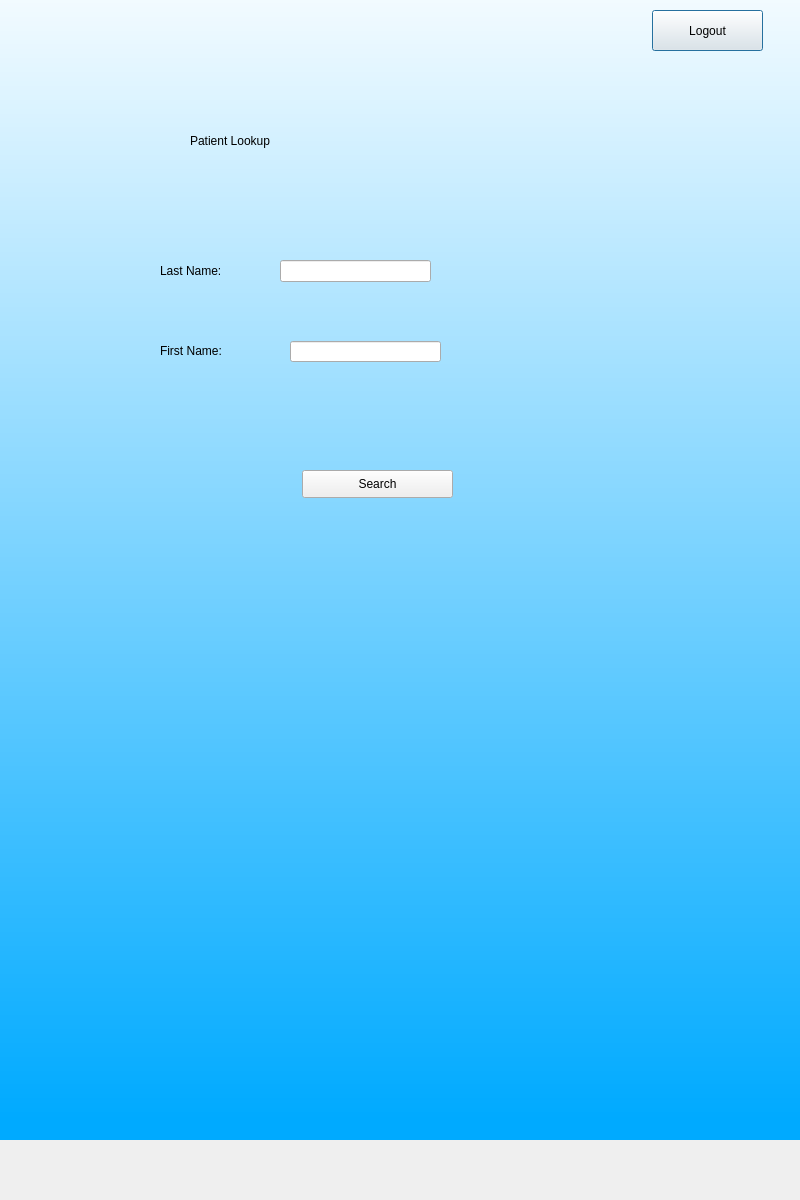
Before: the Qt Designer form patientsearch.ui in AlexHarbaugh1/CS499, drawn with Qt 5.
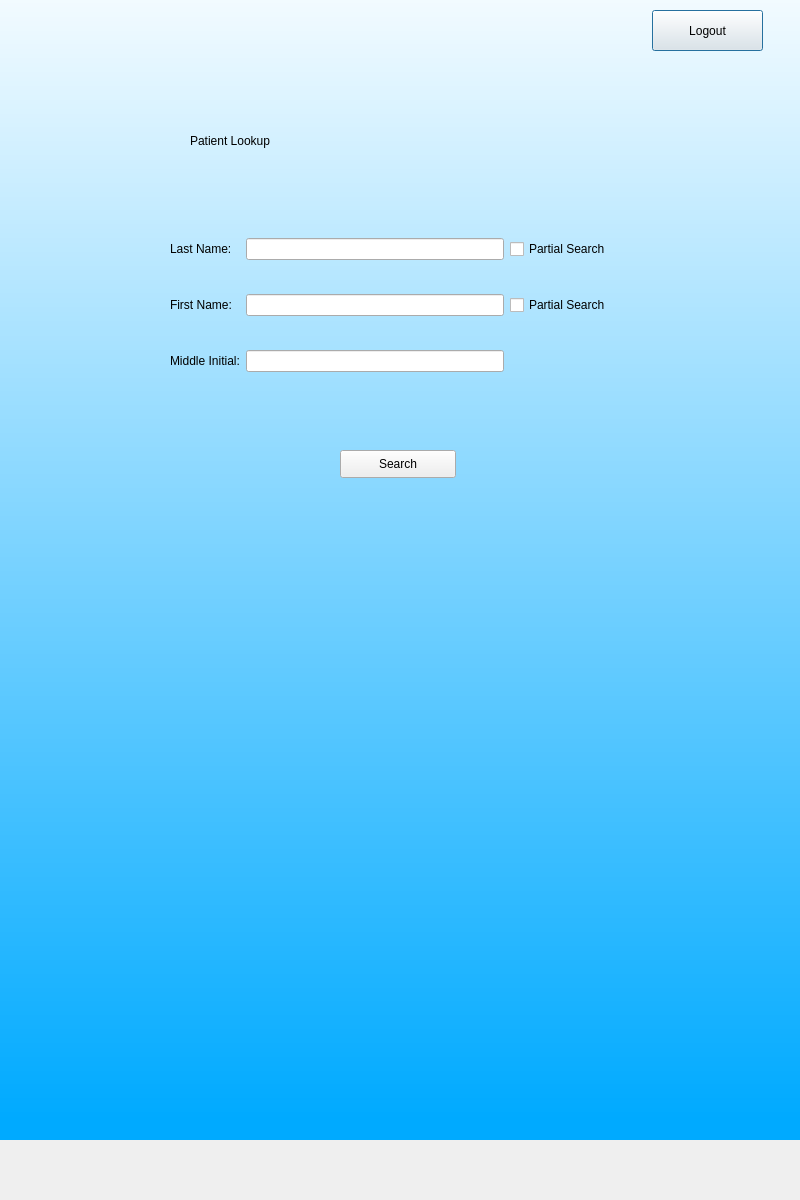
After: the same form once the commit is applied.

Commit message:
new screens with admin and checkboxes
not too happy with the insert staff/patient screens (i think they're UGLY). some sql stuff still needs to be done, so I need to ask blair for help with that. ask alex for help with a similar screen to the PatientDetails screen for StaffDetails

Diff of the .ui file:
```diff
--- a/patientsearch.ui
+++ b/patientsearch.ui
@@ -55,15 +55,34 @@
      <string>Logout</string>
     </property>
    </widget>
+   <widget class="QLabel" name="error">
+    <property name="geometry">
+     <rect>
+      <x>250</x>
+      <y>470</y>
+      <width>291</width>
+      <height>31</height>
+     </rect>
+    </property>
+    <property name="styleSheet">
+     <string notr="true">font: 12pt &quot;MS Shell Dlg 2&quot;;color:rgb(255,0,0)</string>
+    </property>
+    <property name="text">
+     <string/>
+    </property>
+   </widget>
+   <widget class="QWidget" name="gridLayoutWidget">
+    <property name="geometry">
+     <rect>
+      <x>170</x>
+      <y>270</y>
+      <width>441</width>
+      <height>191</height>
+     </rect>
+    </property>
+    <layout class="QGridLayout" name="gridLayout">
+     <item row="0" column="0">
    <widget class="QLabel" name="labelLastName">
-    <property name="geometry">
-     <rect>
-      <x>160</x>
-      <y>320</y>
-      <width>121</width>
-      <height>21</height>
-     </rect>
-    </property>
     <property name="styleSheet">
      <string notr="true">font: 14pt &quot;MS Shell Dlg 2&quot;;</string>
     </property>
@@ -71,15 +90,12 @@
      <string>Last Name:</string>
     </property>
    </widget>
+     </item>
+     <item row="0" column="1">
+      <widget class="QLineEdit" name="lastField"/>
+     </item>
+     <item row="1" column="0">
    <widget class="QLabel" name="labelFirstName">
-    <property name="geometry">
-     <rect>
-      <x>160</x>
-      <y>400</y>
-      <width>121</width>
-      <height>21</height>
-     </rect>
-    </property>
     <property name="styleSheet">
      <string notr="true">font: 14pt &quot;MS Shell Dlg 2&quot;;</string>
     </property>
@@ -87,32 +103,45 @@
      <string>First Name:</string>
     </property>
    </widget>
-   <widget class="QLineEdit" name="lastField">
-    <property name="geometry">
-     <rect>
-      <x>280</x>
-      <y>320</y>
-      <width>151</width>
-      <height>22</height>
-     </rect>
-    </property>
-   </widget>
-   <widget class="QLineEdit" name="firstField">
-    <property name="geometry">
-     <rect>
-      <x>290</x>
-      <y>401</y>
-      <width>151</width>
-      <height>21</height>
-     </rect>
-    </property>
+     </item>
+     <item row="1" column="1">
+      <widget class="QLineEdit" name="firstField"/>
+     </item>
+     <item row="2" column="0">
+      <widget class="QLabel" name="label_2">
+       <property name="styleSheet">
+        <string notr="true">font: 14pt &quot;MS Shell Dlg 2&quot;;</string>
+       </property>
+       <property name="text">
+        <string>Middle Initial:</string>
+       </property>
+      </widget>
+     </item>
+     <item row="2" column="1">
+      <widget class="QLineEdit" name="midField"/>
+     </item>
+     <item row="0" column="2">
+      <widget class="QCheckBox" name="lastBox">
+       <property name="text">
+        <string>Partial Search</string>
+       </property>
+      </widget>
+     </item>
+     <item row="1" column="2">
+      <widget class="QCheckBox" name="firstBox">
+       <property name="text">
+        <string>Partial Search</string>
+       </property>
+      </widget>
+     </item>
+    </layout>
    </widget>
    <widget class="QPushButton" name="search">
     <property name="geometry">
      <rect>
-      <x>302</x>
-      <y>530</y>
-      <width>151</width>
+      <x>340</x>
+      <y>510</y>
+      <width>116</width>
       <height>28</height>
      </rect>
     </property>
@@ -120,22 +149,6 @@
      <string>Search</string>
     </property>
    </widget>
-   <widget class="QLabel" name="error">
-    <property name="geometry">
-     <rect>
-      <x>230</x>
-      <y>490</y>
-      <width>291</width>
-      <height>31</height>
-     </rect>
-    </property>
-    <property name="styleSheet">
-     <string notr="true">font: 12pt &quot;MS Shell Dlg 2&quot;;color:rgb(255,0,0)</string>
-    </property>
-    <property name="text">
-     <string/>
-    </property>
-   </widget>
   </widget>
  </widget>
  <resources/>
```
Lines whose indentation alone changed are shown as unchanged. The commit also changes 3 other files.
